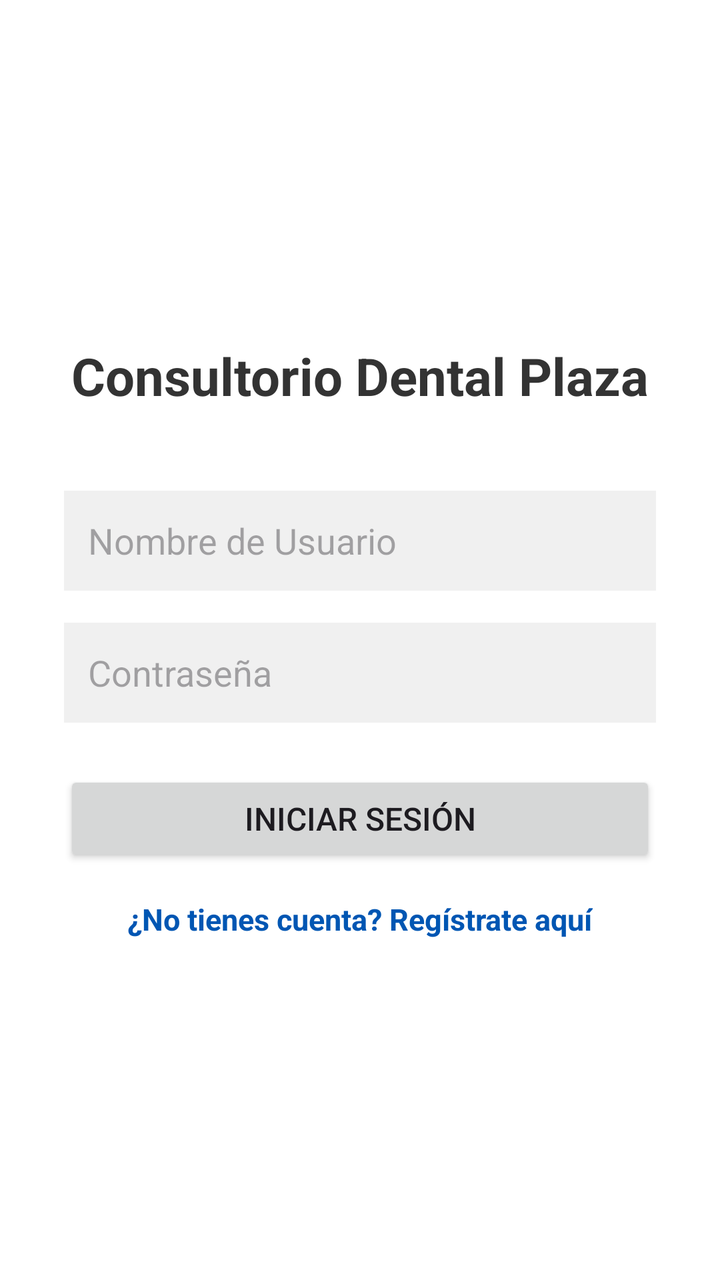
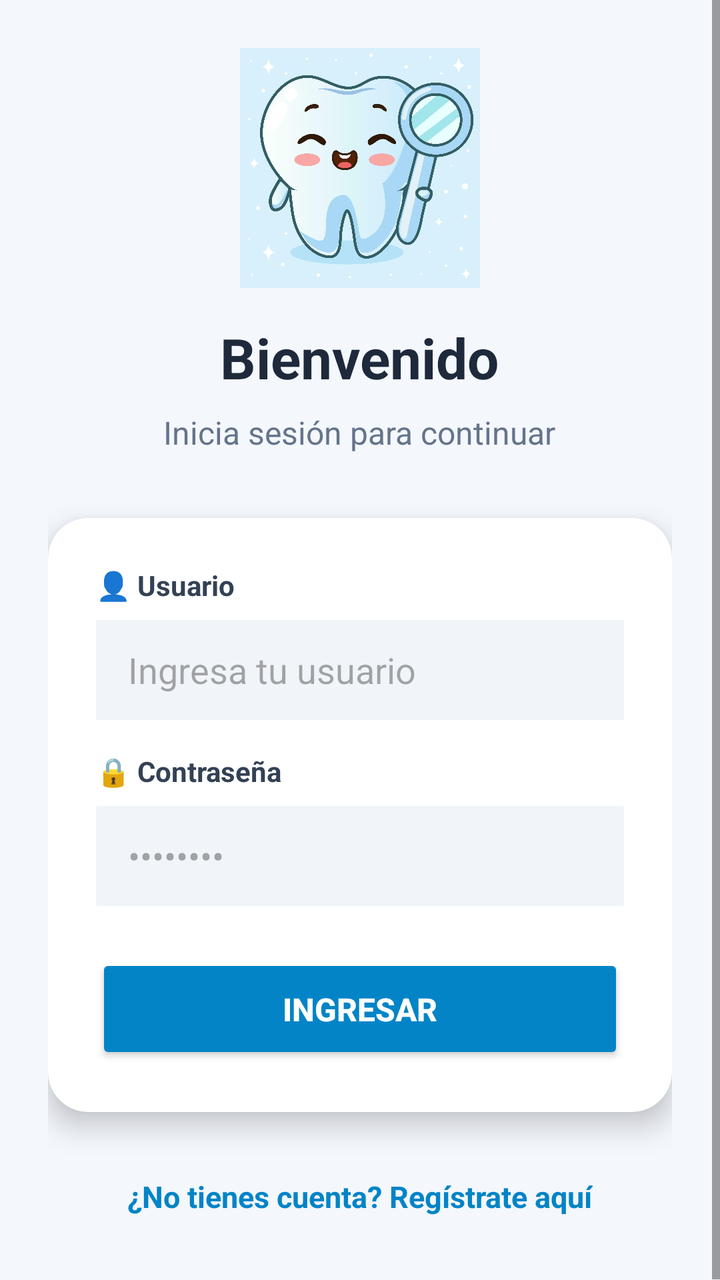

Screens rendered from an Android XML layout before and after an edit, with the pre-edit source and the edit as a unified diff.
<!-- AndroidManifest.xml: application theme Theme.Proyecto_integrador -->
<!-- res/layout/activity_login.xml -->
<?xml version="1.0" encoding="utf-8"?>
<LinearLayout xmlns:android="http://schemas.android.com/apk/res/android"
    android:layout_width="match_parent"
    android:layout_height="match_parent"
    android:orientation="vertical"
    android:padding="32dp"
    android:gravity="center"
    android:background="#FFFFFF">

    
    <TextView
        android:layout_width="wrap_content"
        android:layout_height="wrap_content"
        android:text="Consultorio Dental Plaza"
        android:textSize="26sp"
        android:textStyle="bold"
        android:textColor="#333333"
        android:layout_marginBottom="40dp"/>

    
    <EditText
        android:id="@+id/etUsuario"
        android:layout_width="match_parent"
        android:layout_height="50dp"
        android:hint="Nombre de Usuario"
        android:inputType="text"
        android:background="#F0F0F0"
        android:padding="12dp"
        android:layout_marginBottom="16dp"/>

    
    <EditText
        android:id="@+id/etPassword"
        android:layout_width="match_parent"
        android:layout_height="50dp"
        android:hint="Contraseña"
        android:inputType="textPassword"
        android:background="#F0F0F0"
        android:padding="12dp"
        android:layout_marginBottom="24dp"/>

    
    <Button
        android:id="@+id/btnLogin"
        android:layout_width="match_parent"
        android:layout_height="wrap_content"
        android:text="INICIAR SESIÓN"
        android:textSize="16sp"
        android:padding="12dp"
        android:layout_marginBottom="16dp"/>

    
    <TextView
        android:id="@+id/tvRegistrarse"
        android:layout_width="wrap_content"
        android:layout_height="wrap_content"
        android:text="¿No tienes cuenta? Regístrate aquí"
        android:textColor="#0056b3"
        android:textStyle="bold"
        android:textSize="15sp"/>

</LinearLayout>
<!-- resources referenced by this layout -->
<resources>
  <style name="Theme.Proyecto_integrador" parent="Base.Theme.Proyecto_integrador" />
  <style name="Base.Theme.Proyecto_integrador" parent="Theme.Material3.DayNight.NoActionBar">
          
          
      </style>
</resources>

<!-- the commit's change to res/layout/activity_login.xml (unified diff, before → after) -->
@@ -1,62 +1,118 @@
 <?xml version="1.0" encoding="utf-8"?>
-<LinearLayout xmlns:android="http://schemas.android.com/apk/res/android"
+<ScrollView xmlns:android="http://schemas.android.com/apk/res/android"
+    xmlns:app="http://schemas.android.com/apk/res-auto"
     android:layout_width="match_parent"
     android:layout_height="match_parent"
-    android:orientation="vertical"
-    android:padding="32dp"
-    android:gravity="center"
-    android:background="#FFFFFF">
+    android:background="#F4F7FC"
+    android:fillViewport="true">
 
-    
-    <TextView
-        android:layout_width="wrap_content"
-        android:layout_height="wrap_content"
-        android:text="Consultorio Dental Plaza"
-        android:textSize="26sp"
-        android:textStyle="bold"
-        android:textColor="#333333"
-        android:layout_marginBottom="40dp"/>
-
-    
-    <EditText
-        android:id="@+id/etUsuario"
-        android:layout_width="match_parent"
-        android:layout_height="50dp"
-        android:hint="Nombre de Usuario"
-        android:inputType="text"
-        android:background="#F0F0F0"
-        android:padding="12dp"
-        android:layout_marginBottom="16dp"/>
-
-    
-    <EditText
-        android:id="@+id/etPassword"
-        android:layout_width="match_parent"
-        android:layout_height="50dp"
-        android:hint="Contraseña"
-        android:inputType="textPassword"
-        android:background="#F0F0F0"
-        android:padding="12dp"
-        android:layout_marginBottom="24dp"/>
-
-    
-    <Button
-        android:id="@+id/btnLogin"
+    <LinearLayout
         android:layout_width="match_parent"
         android:layout_height="wrap_content"
-        android:text="INICIAR SESIÓN"
-        android:textSize="16sp"
-        android:padding="12dp"
-        android:layout_marginBottom="16dp"/>
+        android:orientation="vertical"
+        android:padding="24dp"
+        android:gravity="center">
 
-    
-    <TextView
-        android:id="@+id/tvRegistrarse"
-        android:layout_width="wrap_content"
-        android:layout_height="wrap_content"
-        android:text="¿No tienes cuenta? Regístrate aquí"
-        android:textColor="#0056b3"
-        android:textStyle="bold"
-        android:textSize="15sp"/>
+        
+        
+        <ImageView
+            android:layout_width="120dp"
+            android:layout_height="120dp"
+            android:src="@drawable/logo_clinica"
+            android:layout_marginBottom="16dp"/>
 
-</LinearLayout>
+        <TextView
+            android:layout_width="wrap_content"
+            android:layout_height="wrap_content"
+            android:text="Bienvenido"
+            android:textColor="#1E293B"
+            android:textSize="28sp"
+            android:textStyle="bold"
+            android:layout_marginBottom="8dp" />
+
+        <TextView
+            android:layout_width="wrap_content"
+            android:layout_height="wrap_content"
+            android:text="Inicia sesión para continuar"
+            android:textColor="#64748B"
+            android:textSize="16sp"
+            android:layout_marginBottom="32dp" />
+
+        
+        <androidx.cardview.widget.CardView
+            android:layout_width="match_parent"
+            android:layout_height="wrap_content"
+            app:cardCornerRadius="20dp"
+            app:cardElevation="8dp"
+            app:cardBackgroundColor="#FFFFFF"
+            android:layout_marginBottom="24dp">
+
+            <LinearLayout
+                android:layout_width="match_parent"
+                android:layout_height="wrap_content"
+                android:orientation="vertical"
+                android:padding="24dp">
+
+                <TextView
+                    android:layout_width="wrap_content"
+                    android:layout_height="wrap_content"
+                    android:text="👤 Usuario"
+                    android:textColor="#334155"
+                    android:textStyle="bold"
+                    android:layout_marginBottom="8dp"/>
+
+                <EditText
+                    android:id="@+id/etUsuario"
+                    android:layout_width="match_parent"
+                    android:layout_height="50dp"
+                    android:background="#F1F5F9"
+                    android:paddingStart="16dp"
+                    android:paddingEnd="16dp"
+                    android:hint="Ingresa tu usuario"
+                    android:inputType="text"
+                    android:layout_marginBottom="16dp" />
+
+                <TextView
+                    android:layout_width="wrap_content"
+                    android:layout_height="wrap_content"
+                    android:text="🔒 Contraseña"
+                    android:textColor="#334155"
+                    android:textStyle="bold"
+                    android:layout_marginBottom="8dp"/>
+
+                <EditText
+                    android:id="@+id/etPassword"
+                    android:layout_width="match_parent"
+                    android:layout_height="50dp"
+                    android:background="#F1F5F9"
+                    android:paddingStart="16dp"
+                    android:paddingEnd="16dp"
+                    android:hint="••••••••"
+                    android:inputType="textPassword"
+                    android:layout_marginBottom="24dp" />
+
+                <Button
+                    android:id="@+id/btnIngresar"
+                    android:layout_width="match_parent"
+                    android:layout_height="55dp"
+                    android:backgroundTint="#0284C7"
+                    android:text="INGRESAR"
+                    android:textColor="#FFFFFF"
+                    android:textSize="16sp"
+                    android:textStyle="bold"
+                    app:cornerRadius="12dp"/>
+            </LinearLayout>
+        </androidx.cardview.widget.CardView>
+
+        <TextView
+            android:id="@+id/tvRegistro"
+            android:layout_width="wrap_content"
+            android:layout_height="wrap_content"
+            android:text="¿No tienes cuenta? Regístrate aquí"
+            android:textColor="#0284C7"
+            android:textSize="15sp"
+            android:textStyle="bold"
+            android:padding="8dp"/>
+
+    </LinearLayout>
+</ScrollView>
<!-- resource entries referenced after the edit -->
@@ -1,5 +1,6 @@
 <!-- resources referenced by this layout -->
 <resources>
+  <!-- drawable logo_clinica: jpg bitmap (drawable, 111578 bytes) -->
   <style name="Theme.Proyecto_integrador" parent="Base.Theme.Proyecto_integrador" />
   <style name="Base.Theme.Proyecto_integrador" parent="Theme.Material3.DayNight.NoActionBar">
           
